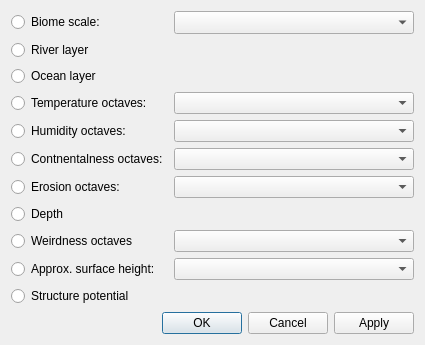
First picture: the form in src/layerdialog.ui, repository Cubitect/cubiomes-viewer, before the edit.
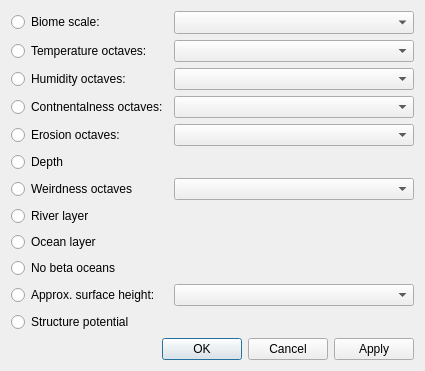
Second picture: the form after the edit. Icons and pictures are not drawn.

Patch:
```diff
--- a/src/layerdialog.ui
+++ b/src/layerdialog.ui
@@ -10,9 +10,33 @@
     <normaloff>:/icons/logo.png</normaloff>:/icons/logo.png</iconset>
   </property>
   <layout class="QGridLayout" name="gridLayout_2">
+   <item row="5" column="1">
+    <widget class="QComboBox" name="comboNoiseC"/>
+   </item>
    <item row="6" column="1">
     <widget class="QComboBox" name="comboNoiseE"/>
    </item>
+   <item row="13" column="0">
+    <widget class="QRadioButton" name="radioStruct">
+     <property name="text">
+      <string>Structure potential</string>
+     </property>
+    </widget>
+   </item>
+   <item row="8" column="0">
+    <widget class="QRadioButton" name="radioNoiseW">
+     <property name="text">
+      <string>Weirdness octaves</string>
+     </property>
+    </widget>
+   </item>
+   <item row="9" column="0">
+    <widget class="QRadioButton" name="radioRiver">
+     <property name="text">
+      <string>River layer</string>
+     </property>
+    </widget>
+   </item>
    <item row="0" column="0">
     <widget class="QRadioButton" name="radioBiomes">
      <property name="text">
@@ -20,13 +44,10 @@
      </property>
     </widget>
    </item>
-   <item row="4" column="1">
-    <widget class="QComboBox" name="comboNoiseH"/>
-   </item>
-   <item row="10" column="0">
-    <widget class="QRadioButton" name="radioHeight">
+   <item row="4" column="0">
+    <widget class="QRadioButton" name="radioNoiseH">
      <property name="text">
-      <string>Approx. surface height:</string>
+      <string>Humidity octaves:</string>
      </property>
     </widget>
    </item>
@@ -37,6 +58,13 @@
      </property>
     </widget>
    </item>
+   <item row="12" column="0">
+    <widget class="QRadioButton" name="radioHeight">
+     <property name="text">
+      <string>Approx. surface height:</string>
+     </property>
+    </widget>
+   </item>
    <item row="3" column="0">
     <widget class="QRadioButton" name="radioNoiseT">
      <property name="text">
@@ -44,18 +72,21 @@
      </property>
     </widget>
    </item>
-   <item row="5" column="1">
-    <widget class="QComboBox" name="comboNoiseC"/>
+   <item row="4" column="1">
+    <widget class="QComboBox" name="comboNoiseH"/>
    </item>
-   <item row="2" column="0">
-    <widget class="QRadioButton" name="radioOcean">
-     <property name="text">
-      <string>Ocean layer</string>
+   <item row="14" column="0" colspan="2">
+    <widget class="QDialogButtonBox" name="buttonBox">
+     <property name="orientation">
+      <enum>Qt::Horizontal</enum>
+     </property>
+     <property name="standardButtons">
+      <set>QDialogButtonBox::Apply|QDialogButtonBox::Cancel|QDialogButtonBox::Ok</set>
      </property>
     </widget>
    </item>
-   <item row="8" column="1">
-    <widget class="QComboBox" name="comboNoiseW"/>
+   <item row="12" column="1">
+    <widget class="QComboBox" name="comboHeight"/>
    </item>
    <item row="0" column="1">
     <widget class="QComboBox" name="comboBiomes">
@@ -72,15 +103,8 @@
      </property>
     </widget>
    </item>
-   <item row="4" column="0">
-    <widget class="QRadioButton" name="radioNoiseH">
-     <property name="text">
-      <string>Humidity octaves:</string>
-     </property>
-    </widget>
-   </item>
-   <item row="10" column="1">
-    <widget class="QComboBox" name="comboHeight"/>
+   <item row="8" column="1">
+    <widget class="QComboBox" name="comboNoiseW"/>
    </item>
    <item row="5" column="0">
     <widget class="QRadioButton" name="radioNoiseC">
@@ -89,40 +113,9 @@
      </property>
     </widget>
    </item>
-   <item row="1" column="0">
-    <widget class="QRadioButton" name="radioRiver">
-     <property name="text">
-      <string>River layer</string>
-     </property>
-    </widget>
-   </item>
-   <item row="8" column="0">
-    <widget class="QRadioButton" name="radioNoiseW">
-     <property name="text">
-      <string>Weirdness octaves</string>
-     </property>
-    </widget>
-   </item>
    <item row="3" column="1">
     <widget class="QComboBox" name="comboNoiseT"/>
    </item>
-   <item row="12" column="0" colspan="2">
-    <widget class="QDialogButtonBox" name="buttonBox">
-     <property name="orientation">
-      <enum>Qt::Horizontal</enum>
-     </property>
-     <property name="standardButtons">
-      <set>QDialogButtonBox::Apply|QDialogButtonBox::Cancel|QDialogButtonBox::Ok</set>
-     </property>
-    </widget>
-   </item>
-   <item row="11" column="0">
-    <widget class="QRadioButton" name="radioStruct">
-     <property name="text">
-      <string>Structure potential</string>
-     </property>
-    </widget>
-   </item>
    <item row="7" column="0">
     <widget class="QRadioButton" name="radioNoiseD">
      <property name="text">
@@ -130,6 +123,20 @@
      </property>
     </widget>
    </item>
+   <item row="10" column="0">
+    <widget class="QRadioButton" name="radioOcean">
+     <property name="text">
+      <string>Ocean layer</string>
+     </property>
+    </widget>
+   </item>
+   <item row="11" column="0">
+    <widget class="QRadioButton" name="radioNoOcean">
+     <property name="text">
+      <string>No beta oceans</string>
+     </property>
+    </widget>
+   </item>
   </layout>
  </widget>
  <resources>
```
